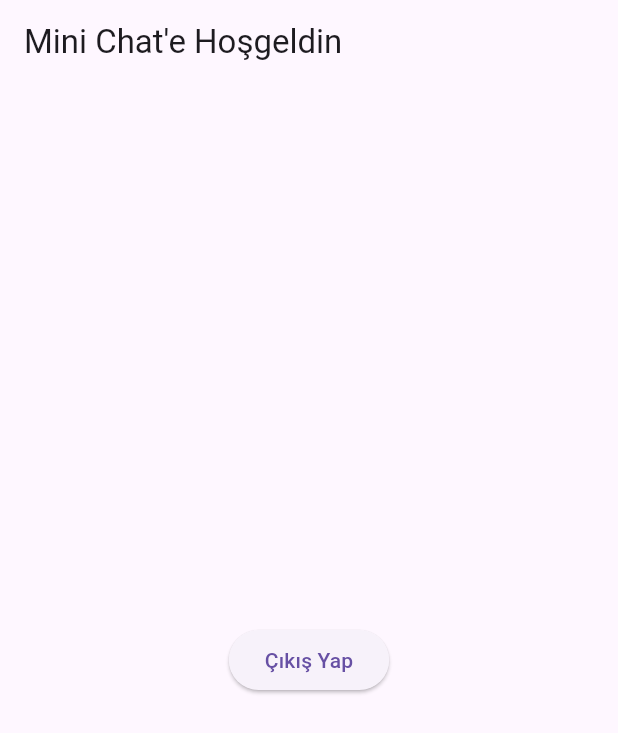
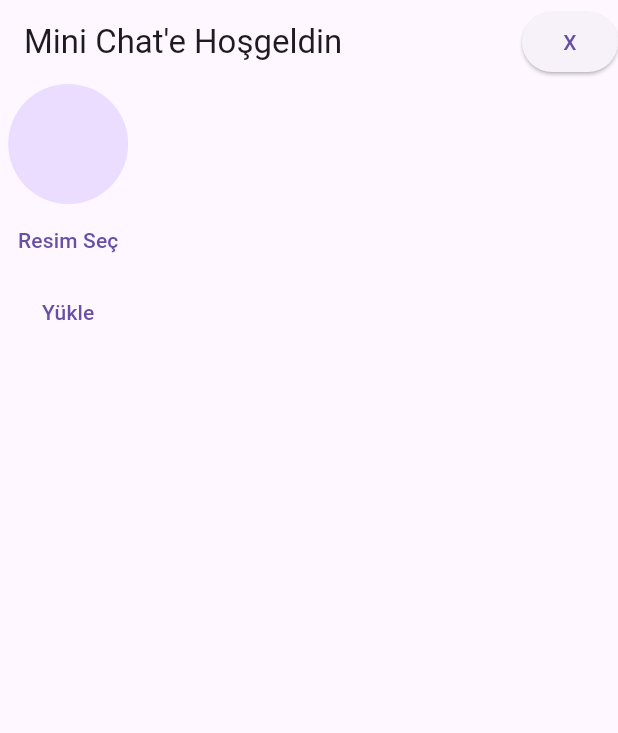
Before and after one commit to zehraCoskun/tobeto-flutter, a Flutter app: the screen it shows once a user with an empty profile is signed in, on a phone screen of 412 x 824 dp. Shown: the top 733 px of the screen. Run offline on Flutter 3.47's test engine with Material 3 defaults, Android fonts, the phone set to English and light mode, and no system bars; our stand-ins replace firebase_auth, firebase_core, flutter_bloc, flutter_riverpod, google_fonts, hooks_riverpod and 2 more; accounts and stored records are empty.

Commit message:
home screen created and package added

```diff
--- a/mini_chat/minichat/lib/home_screen.dart
+++ b/mini_chat/minichat/lib/home_screen.dart
@@ -9,15 +9,22 @@ class Home extends StatelessWidget {
     return Scaffold(
       appBar: AppBar(
         title: const Text("Mini Chat'e Hoşgeldin"),
+        actions: [
+          ElevatedButton(
+            onPressed: () {
+              firebaseAuthInstance.signOut();
+            },
+            child: const Text("X"),
+          )
+        ],
       ),
-      body: Center(
-        child: ElevatedButton(
-          onPressed: () {
-            firebaseAuthInstance.signOut();
-          },
-          child: const Text("Çıkış Yap"),
+      body: Column(children: [
+        const CircleAvatar(
+          radius: 40,
         ),
-      ),
+        TextButton(onPressed: () {}, child: const Text("Resim Seç")),
+        TextButton(onPressed: () {}, child: const Text("Yükle")),
+      ]),
     );
   }
 }
--- a/mini_chat/minichat/lib/main.dart
+++ b/mini_chat/minichat/lib/main.dart
@@ -1,5 +1,3 @@
-import 'dart:js';
-
 import 'package:firebase_auth/firebase_auth.dart';
 import 'package:flutter/material.dart';
 import 'package:minichat/home_screen.dart';
--- a/mini_chat/minichat/pubspec.yaml
+++ b/mini_chat/minichat/pubspec.yaml
@@ -37,6 +37,8 @@ dependencies:
   cupertino_icons: ^1.0.2
   firebase_core: ^2.24.2
   firebase_auth: ^4.16.0
+  firebase_storage: ^11.6.0
+  image_picker: ^1.0.7
 
 dev_dependencies:
   flutter_test:
```
Also changed, not shown: mini_chat/minichat/pubspec.lock, 8 other files.
